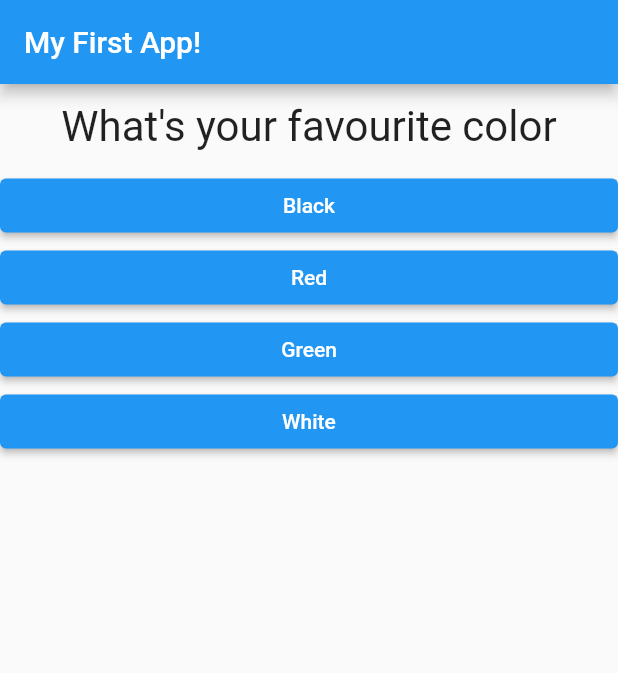
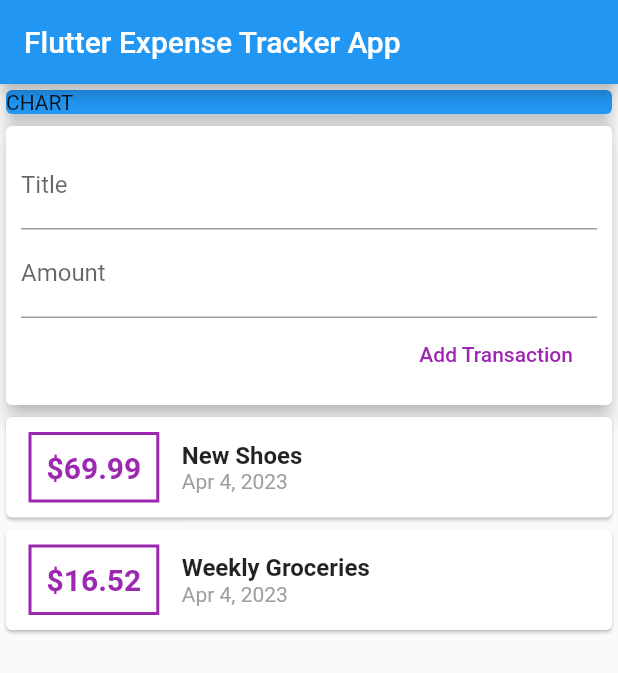
Before and after one commit to ArQcane/flutter_basics_govtechcourse, a Flutter app: the screen it shows after launch, on a phone screen of 412 x 824 dp. Shown: the top 673 px of the screen. Run offline on Flutter 3.47's test engine with Material 2 defaults, Android fonts, the phone set to English and light mode, and no system bars.

Commit message:
Making Layout Scrollable Done with adding the expense.
Course video 90;

```diff
--- a/lib/answers.dart
+++ /dev/null
@@ -1,19 +0,0 @@
-import 'package:flutter/material.dart';
-
-class Answers extends StatelessWidget {
-  final VoidCallback selectHandler;
-  final String answerText;
-
-  Answers(this.selectHandler, this.answerText);
-
-  @override
-  Widget build(BuildContext context) {
-    return Container(
-      width: double.infinity,
-      child: ElevatedButton(
-        child: Text(answerText),
-        onPressed: selectHandler,
-      ),
-    );
-  }
-}
--- a/lib/main.dart
+++ b/lib/main.dart
@@ -1,83 +1,50 @@
-import 'dart:ffi';
+import 'package:flutter/material.dart';
+import 'package:intl/intl.dart';
+import 'package:tester/widget/new_transactions.dart';
+import 'package:tester/widget/transaction_list.dart';
+import 'package:tester/widget/user_transactions.dart';
 
-import 'package:flutter/material.dart';
-import 'package:tester/quiz.dart';
-import 'package:tester/result.dart';
+import 'models/transaction.dart';
 
 void main() => runApp(MyApp());
 
-class MyApp extends StatefulWidget {
+class MyApp extends StatelessWidget {
   @override
-  State<MyApp> createState() => _MyAppState();
+  Widget build(BuildContext context) {
+    return MaterialApp(
+      title: 'Flutter App',
+      home: MyHomePage(),
+    );
+  }
 }
 
-class _MyAppState extends State<MyApp> {
-  //const -> compile time, final -> cant change at runtime
-  final _questions = const [
-    {
-      'questionText': 'What\'s your favourite color',
-      'answers': [
-        {'text': 'Black', 'score': 10},
-        {'text': 'Red', 'score': 5},
-        {'text': 'Green', 'score': 3},
-        {'text': 'White', 'score': 1},
-      ],
-    },
-    {
-      'questionText': 'What\'s your favourite animal',
-      'answers': [
-        {'text': 'Rabbit', 'score': 5},
-        {'text': 'Snake', 'score': 10},
-        {'text': 'Elephant', 'score': 3},
-        {'text': 'Lion', 'score': 8}
-      ],
-    },
-    {
-      'questionText': 'Who\'s your favourite Instructor',
-      'answers': [
-        {'text': 'Max', 'score': 100}, {'text': 'Max', 'score': 100},  {'text': 'Max', 'score': 100}, {'text': 'Max', 'score': 100}],
-    },
-  ];
-
-  var _questionIndex = 0;
-  var _totalScore = 0;
-
-  void _resetQuiz(){
-    setState((){
-      _questionIndex = 0;
-      _totalScore = 0;
-    });
-  }
-
-  void _answerQuestion(int score) {
-    _totalScore += score;
-
-    //iterate through the list whenever the function is called to generate new question
-    setState(() {
-      _questionIndex = _questionIndex + 1;
-    });
-    print(_questionIndex);
-    if (_questionIndex < _questions.length) {
-      print("We have more questions");
-    } else {
-      print("No More Questions!");
-    }
-  }
+class MyHomePage extends StatelessWidget {
 
   @override
   Widget build(BuildContext context) {
-    return MaterialApp(
-      home: Scaffold(
-        appBar: AppBar(
-          title: Text("My First App!"),
+    return Scaffold(
+      appBar: AppBar(
+        title: Text('Flutter Expense Tracker App'),
+      ),
+      body: SingleChildScrollView(
+        child: Column(
+          mainAxisAlignment: MainAxisAlignment.start,
+          crossAxisAlignment: CrossAxisAlignment.stretch,
+          children: [
+            Container(
+              width: double.infinity,
+              child: Card(
+                color: Colors.blue,
+                child: Container(
+                  width: double.infinity,
+                  child: Text('CHART'),
+                ),
+                elevation: 5,
+              ),
+            ),
+            UserTransactions(),
+          ],
         ),
-        body: _questionIndex < _questions.length
-            ? Quiz(
-                answerQuestion: _answerQuestion,
-                questions: _questions,
-                questionIndex: _questionIndex,
-              )
-            : Result(resultScore: _totalScore, resetFunc: _resetQuiz),
       ),
     );
   }
--- /dev/null
+++ b/lib/models/transaction.dart
@@ -0,0 +1,8 @@
+class Transaction{
+  final String id;
+  final String title;
+  final double amount;
+  final DateTime date;
+
+  Transaction({required this.id,required this.title,required this.amount,required this.date});
+}
--- a/lib/question.dart
+++ /dev/null
@@ -1,20 +0,0 @@
-import 'package:flutter/material.dart';
-
-class Question extends StatelessWidget {
-  final String questionText;
-
-  Question(this.questionText);
-
-  @override
-  Widget build(BuildContext context) {
-    return Container(
-      width: double.infinity,
-      margin: EdgeInsets.all(12),
-      child: Text(
-        questionText,
-        style: TextStyle(fontSize: 28),
-        textAlign: TextAlign.center,
-      ),
-    );
-  }
-}
--- a/lib/quiz.dart
+++ /dev/null
@@ -1,29 +0,0 @@
-import 'dart:ffi';
-
-import 'package:flutter/material.dart';
-import 'package:tester/question.dart';
-
-import 'answers.dart';
-
-class Quiz extends StatelessWidget {
-  final List<Map<String, Object>> questions;
-  final int questionIndex;
-  final Function answerQuestion;
-
-  Quiz({required this.questions, required this.answerQuestion, required this.questionIndex});
-
-  @override
-  Widget build(BuildContext context) {
-    return Column(
-      children: [
-        Question(questions[questionIndex]['questionText'] as String),
-        //... -> pulls all the values out of a list to the surrounding list as individual values
-        // Has to be declared for type or else Null error or wrong object inference
-        ...(questions[questionIndex]['answers'] as List<Map<String, Object>>)
-            .map((answer) {
-          return Answers(() => answerQuestion(answer['score']), answer['text'] as String);
-        }).toList()
-      ],
-    );
-  }
-}
--- a/lib/result.dart
+++ /dev/null
@@ -1,35 +0,0 @@
-import 'package:flutter/material.dart';
-
-class Result extends StatelessWidget {
-  final int resultScore;
-  final VoidCallback resetFunc;
-
-  Result({required this.resultScore, required this.resetFunc});
-
-  String get resultPhrase {
-    String resultText = 'You did it!';
-    if (resultScore <= 120) {
-      resultText = 'You are below average!';
-    } else if (resultScore <= 130) {
-      resultText = 'pretty likeable';
-    } else {
-      resultText = 'pass';
-    }
-    return resultText;
-  }
-
-  @override
-  Widget build(BuildContext context) {
-    return Center(
-      child: Column(
-        children: [
-          Text(
-            resultPhrase,
-            style: TextStyle(fontSize: 36, fontWeight: FontWeight.bold),
-          ),
-          FlatButton(onPressed: resetFunc, child: Text('Restart Quiz!'))
-        ],
-      ),
-    );
-  }
-}
--- /dev/null
+++ b/lib/widget/new_transactions.dart
@@ -0,0 +1,42 @@
+import 'package:flutter/material.dart';
+
+class NewTransaction extends StatelessWidget {
+  final Function addNewTransaction;
+
+  NewTransaction(this.addNewTransaction);
+
+  @override
+  Widget build(BuildContext context) {
+    // late String titleInput;
+    // late String amountInput;
+    final titleController = TextEditingController();
+    final amountController = TextEditingController();
+
+    return Card(
+      elevation: 5,
+      child: Container(
+        padding: EdgeInsets.all(10),
+        child: Column(
+          crossAxisAlignment: CrossAxisAlignment.end,
+          children: [
+            TextField(
+              decoration: InputDecoration(labelText: 'Title'),
+              // onChanged: (value){
+              //   titleInput = value;
+              // },
+              controller: titleController,
+            ),
+            TextField(
+              decoration: InputDecoration(labelText: 'Amount'),
+              // onChanged: (value) => amountInput = value,
+              controller: amountController,
+            ),
+            FlatButton(child: Text('Add Transaction'), onPressed: () {
+              addNewTransaction(titleController.text, double.parse(amountController.text));
+            }, textColor: Colors.purple,)
+          ],
+        ),
+      ),
+    );
+  }
+}
--- /dev/null
+++ b/lib/widget/transaction_list.dart
@@ -0,0 +1,52 @@
+import 'package:flutter/material.dart';
+import 'package:intl/intl.dart';
+
+import '../models/transaction.dart';
+
+class TransactionList extends StatelessWidget {
+  final List<Transaction> transactions;
+
+  TransactionList(this.transactions);
+  @override
+  Widget build(BuildContext context) {
+    return Column(
+      children: transactions.map((tx) {
+        return Card(
+          child: Row(children: [
+            Container(
+              margin: EdgeInsets.symmetric(
+                vertical: 10,
+                horizontal: 15,
+              ),
+              decoration: BoxDecoration(
+                border: Border.all(color: Colors.purple, width: 2),
+              ),
+              padding: EdgeInsets.all(10),
+              child: Text(
+                "\$${tx.amount}",
+                style: TextStyle(
+                    fontWeight: FontWeight.bold,
+                    fontSize: 20,
+                    color: Colors.purple),
+              ),
+            ),
+            Column(
+              crossAxisAlignment: CrossAxisAlignment.start,
+              children: [
+                Text(
+                  tx.title,
+                  style: TextStyle(
+                      fontSize: 16, fontWeight: FontWeight.bold),
+                ),
+                Text(
+                  DateFormat.yMMMd().format(tx.date),
+                  style: TextStyle(color: Colors.grey),
+                )
+              ],
+            )
+          ]),
+        );
+      }).toList(),
+    );
+  }
+}
--- /dev/null
+++ b/lib/widget/user_transactions.dart
@@ -0,0 +1,41 @@
+import 'package:flutter/material.dart';
+import 'package:tester/widget/new_transactions.dart';
+import 'package:tester/widget/transaction_list.dart';
+
+import '../models/transaction.dart';
+
+class UserTransactions extends StatefulWidget {
+  const UserTransactions({Key? key}) : super(key: key);
+
+  @override
+  State<UserTransactions> createState() => _UserTransactionsState();
+}
+
+class _UserTransactionsState extends State<UserTransactions> {
+  final List<Transaction> _userTransactions = [
+    Transaction(
+        id: 't1', title: 'New Shoes', amount: 69.99, date: DateTime.now()),
+    Transaction(
+        id: 't2',
+        title: 'Weekly Groceries',
+        amount: 16.52,
+        date: DateTime.now())
+  ];
+
+  void _addNewTransaction(String txTitle, double txAmount){
+    final newTx = Transaction(id: DateTime.now().toString(), title: txTitle, amount: txAmount, date: DateTime.now());
+    setState((){
+      _userTransactions.add(newTx);
+    });
+  }
+
+  @override
+  Widget build(BuildContext context) {
+    return Column(
+      children: [
+        NewTransaction(_addNewTransaction),
+        TransactionList(_userTransactions),
+      ],
+    );
+  }
+}
--- a/pubspec.yaml
+++ b/pubspec.yaml
@@ -34,6 +34,7 @@ dependencies:
   # The following adds the Cupertino Icons font to your application.
   # Use with the CupertinoIcons class for iOS style icons.
   cupertino_icons: ^1.0.2
+  intl: ^0.18.0
 
 dev_dependencies:
   flutter_test:
```
Also changed, not shown: pubspec.lock, 1 other file.
